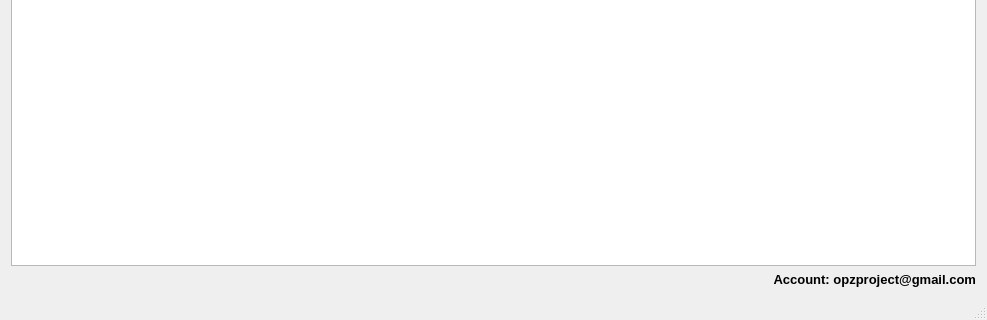
This is mainwindow.ui in tranter/qt-google-drive as Qt 5 draws it before an edit; both pictures show x 0 to 987 and y 337 to 657 of the 987 by 657 pixel window. The edited form follows.
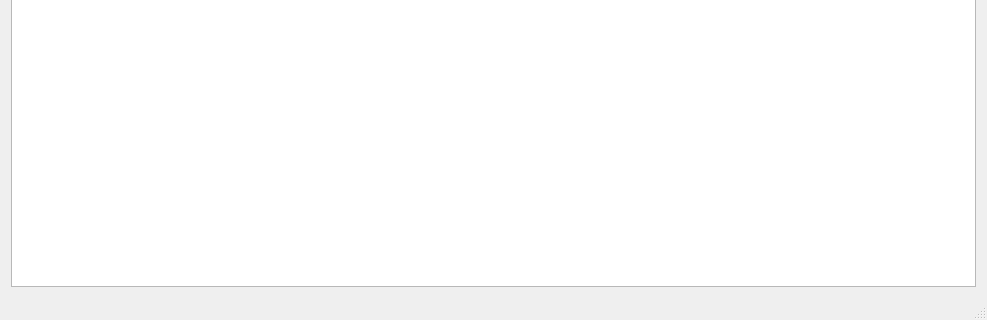
This is the edited form. Icons and pictures are not drawn.

The edit to the form file:
```diff
--- a/mainwindow.ui
+++ b/mainwindow.ui
@@ -46,39 +46,6 @@
       </attribute>
      </widget>
     </item>
-    <item>
-     <widget class="QLabel" name="accountLabel">
-      <property name="font">
-       <font>
-        <family>Arial</family>
-        <pointsize>10</pointsize>
-        <weight>75</weight>
-        <bold>true</bold>
-       </font>
-      </property>
-      <property name="frameShape">
-       <enum>QFrame::NoFrame</enum>
-      </property>
-      <property name="frameShadow">
-       <enum>QFrame::Plain</enum>
-      </property>
-      <property name="text">
-       <string>Account: opzproject@gmail.com</string>
-      </property>
-      <property name="textFormat">
-       <enum>Qt::PlainText</enum>
-      </property>
-      <property name="alignment">
-       <set>Qt::AlignRight|Qt::AlignTop|Qt::AlignTrailing</set>
-      </property>
-      <property name="margin">
-       <number>0</number>
-      </property>
-      <property name="indent">
-       <number>0</number>
-      </property>
-     </widget>
-    </item>
    </layout>
   </widget>
   <widget class="QMenuBar" name="menuBar">
```
